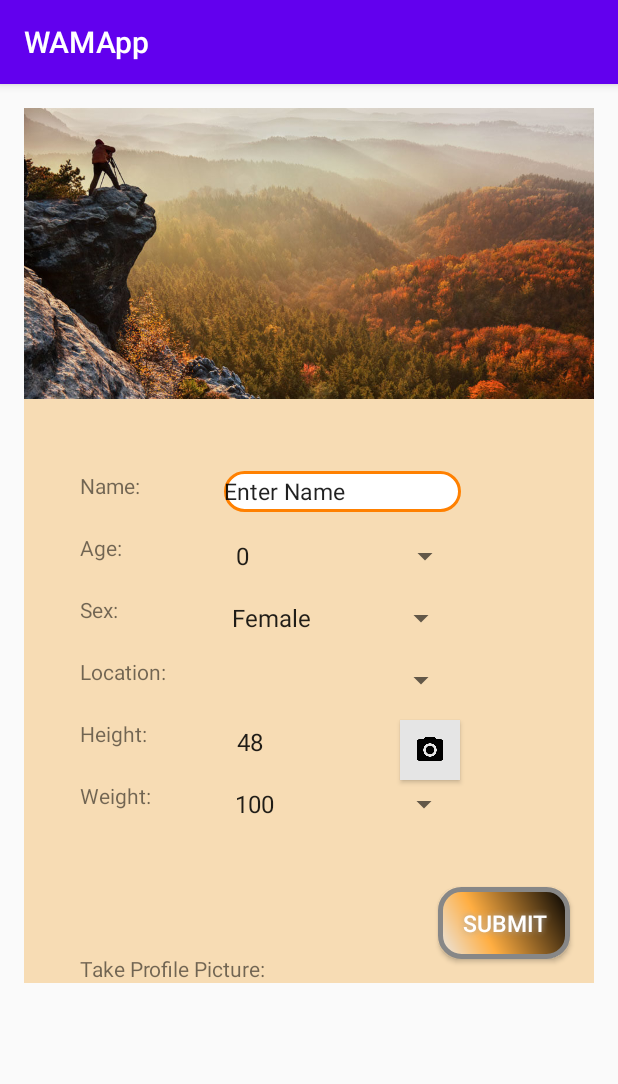
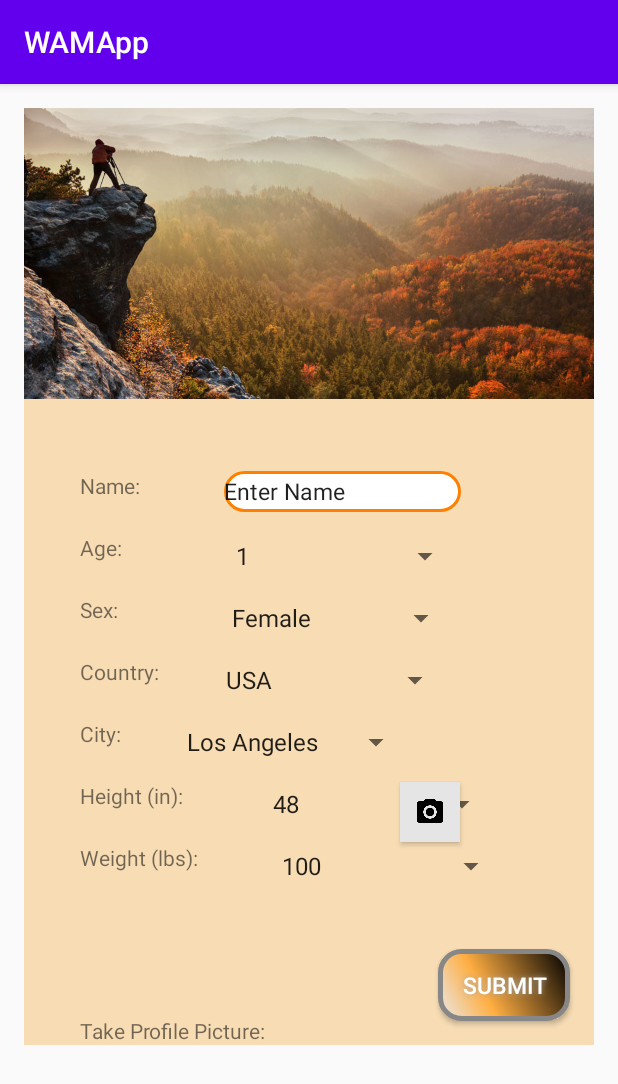
Before and after one commit to matthewwestover/LifestyleApp, an Android app: the screen it shows after launch (MainActivity), on a phone screen of 412 x 824 dp. Shown: the top 1084 px of the screen. Run offline under Robolectric (Android 15) with nearby library versions, the light colour scheme and no system bars.

Commit message:
Update Location to City/Country

```diff
--- a/WAMApp/app/src/main/java/com/example/wamapp/UserFragment.java
+++ b/WAMApp/app/src/main/java/com/example/wamapp/UserFragment.java
@@ -21,7 +21,7 @@ public class UserFragment extends Fragment
         implements View.OnClickListener, AdapterView.OnItemSelectedListener
 {
     private EditText mETFullName;
-    private Spinner mSAge, mSSex, mSLocation, mSHeight, mSWeight;
+    private Spinner mSAge, mSSex, mSCountry, mSCity, mSHeight, mSWeight;
     private Button mBtPicture, mBtSubmit;
     private String mStringFullName;
     OnDataPass mDataPasser;
@@ -69,7 +69,7 @@ public class UserFragment extends Fragment
         Integer [] ages = new Integer[100];
         for(int i = 0; i<100; i++)
         {
-            ages[i] = i;
+            ages[i] = i + 1; //
         }
         ArrayAdapter<Integer> ageDA = new ArrayAdapter<Integer>
                 (mSAge.getContext(), android.R.layout.simple_spinner_item, ages);
@@ -77,7 +77,7 @@ public class UserFragment extends Fragment
         ageDA.setDropDownViewResource(android.R.layout.simple_spinner_dropdown_item);
         mSAge.setAdapter(ageDA);
 
-        //set Sex
+        //set Sex spinner
         mSSex = (Spinner) view.findViewById(R.id.sex_spin);
         List<String> sexes = new ArrayList<>();
         sexes.add("Female");
@@ -87,9 +87,32 @@ public class UserFragment extends Fragment
         sexDA.setDropDownViewResource(android.R.layout.simple_spinner_dropdown_item);
         mSSex.setAdapter(sexDA);
 
-        //set Location
+        //set Country spinner
+        mSCountry = (Spinner) view.findViewById(R.id.country_spin);
+        List<String> countries = new ArrayList<>(); // Can add more later?
+        countries.add("USA");
+        countries.add("CA");
+        countries.add("MX");
+        ArrayAdapter<String> countryDA = new ArrayAdapter<String>
+                (mSCountry.getContext(), android.R.layout.simple_spinner_item, countries);
+        countryDA.setDropDownViewResource(android.R.layout.simple_spinner_dropdown_item);
+        mSCountry.setAdapter(countryDA);
 
-        //Set Height in inches
+        //set City spinner
+        mSCity = (Spinner) view.findViewById(R.id.city_spin);
+        List<String> cities = new ArrayList<>(); // Can add more later?
+        cities.add("Los Angeles");
+        cities.add("Salt Lake City");
+        cities.add("Chicago");
+        cities.add("New York City");
+        cities.add("Toronto");
+        cities.add("Mexico City");
+        ArrayAdapter<String> cityDA = new ArrayAdapter<String>
+                (mSCity.getContext(), android.R.layout.simple_spinner_item, cities);
+        cityDA.setDropDownViewResource(android.R.layout.simple_spinner_dropdown_item);
+        mSCity.setAdapter(cityDA);
+
+        //Set Height in inches spinner
         mSHeight = (Spinner) view.findViewById(R.id.height_spin);
         List<Integer> height = new ArrayList<>();
         for(int i = 48; i<100; i++)
@@ -98,13 +121,10 @@ public class UserFragment extends Fragment
         }
         ArrayAdapter<Integer> heightDA = new ArrayAdapter<Integer>
                 (mSHeight.getContext(), android.R.layout.simple_spinner_item, height);
-
         heightDA.setDropDownViewResource(android.R.layout.simple_spinner_dropdown_item);
         mSHeight.setAdapter(heightDA);
 
-
-        //Set Weight in lbs
-
+        //Set Weight in lbs spinner
         mSWeight = (Spinner) view.findViewById(R.id.weight_spin);
         List<Integer> weight = new ArrayList<>();
         for(int i = 100; i<400; i++)
--- a/WAMApp/app/src/main/res/layout/user_fragment.xml
+++ b/WAMApp/app/src/main/res/layout/user_fragment.xml
@@ -66,14 +66,24 @@
         app:layout_constraintTop_toBottomOf="@+id/age" />
 
     <TextView
-        android:id="@+id/location"
+        android:id="@+id/country"
         android:layout_width="wrap_content"
         android:layout_height="wrap_content"
         android:layout_marginStart="37dp"
         android:layout_marginTop="22dp"
-        android:text="@string/location"
+        android:text="@string/country"
         app:layout_constraintStart_toStartOf="parent"
         app:layout_constraintTop_toBottomOf="@+id/sex" />
+
+    <TextView
+        android:id="@+id/city"
+        android:layout_width="wrap_content"
+        android:layout_height="wrap_content"
+        android:layout_marginStart="37dp"
+        android:layout_marginTop="22dp"
+        android:text="@string/city"
+        app:layout_constraintStart_toStartOf="parent"
+        app:layout_constraintTop_toBottomOf="@+id/country" />
 
     <TextView
         android:id="@+id/height"
@@ -83,7 +93,7 @@
         android:layout_marginTop="22dp"
         android:text="@string/height"
         app:layout_constraintStart_toStartOf="parent"
-        app:layout_constraintTop_toBottomOf="@+id/location" />
+        app:layout_constraintTop_toBottomOf="@+id/city" />
 
     <TextView
         android:id="@+id/weight"
@@ -153,13 +163,22 @@
         />
 
     <Spinner
-        android:id="@+id/location_spin"
+        android:id="@+id/country_spin"
         android:layout_width="158dp"
         android:layout_height="wrap_content"
         android:layout_marginStart="36dp"
         android:layout_marginTop="17dp"
-        app:layout_constraintStart_toEndOf="@+id/location"
+        app:layout_constraintStart_toEndOf="@+id/country"
         app:layout_constraintTop_toBottomOf="@+id/sex_spin" />
+
+    <Spinner
+        android:id="@+id/city_spin"
+        android:layout_width="158dp"
+        android:layout_height="wrap_content"
+        android:layout_marginStart="36dp"
+        android:layout_marginTop="17dp"
+        app:layout_constraintStart_toEndOf="@+id/city"
+        app:layout_constraintTop_toBottomOf="@+id/country_spin" />
 
     <Spinner
         android:id="@+id/height_spin"
@@ -168,7 +187,7 @@
         android:layout_marginStart="52dp"
         android:layout_marginTop="17dp"
         app:layout_constraintStart_toEndOf="@+id/height"
-        app:layout_constraintTop_toBottomOf="@+id/location_spin" />
+        app:layout_constraintTop_toBottomOf="@+id/city_spin" />
 
     <Spinner
         android:id="@+id/weight_spin"
--- a/WAMApp/app/src/main/res/values/strings.xml
+++ b/WAMApp/app/src/main/res/values/strings.xml
@@ -4,9 +4,10 @@
     <string name="f_l_name">Name: </string>
     <string name="age">Age: </string>
     <string name="sex">Sex: </string>
-    <string name="location">Location: </string>
-    <string name="height">Height: </string>
-    <string name="weight">Weight: </string>
+    <string name="country">Country: </string>
+    <string name="city">City: </string>
+    <string name="height">Height (in): </string>
+    <string name="weight">Weight (lbs): </string>
     <string name="photo">Take Profile Picture: </string>
     <string name="enter_name">    Enter Name</string>
     <string name="submit_button">Submit</string>
```
